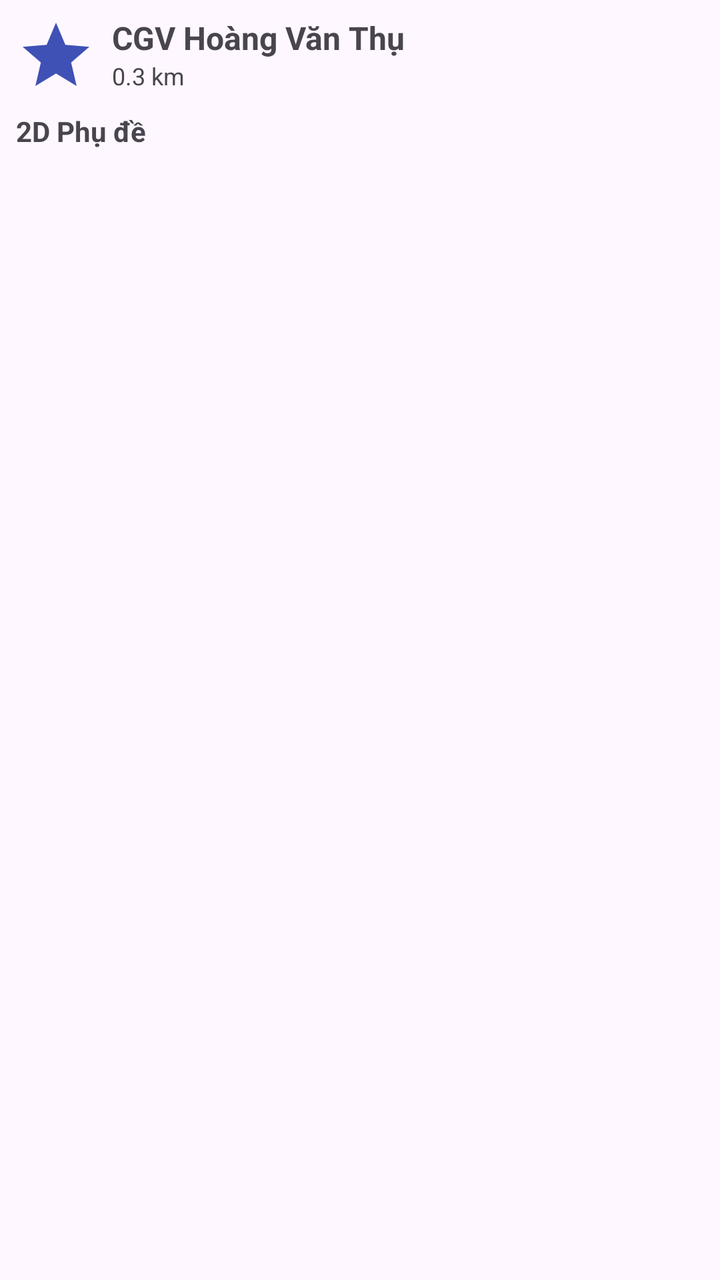
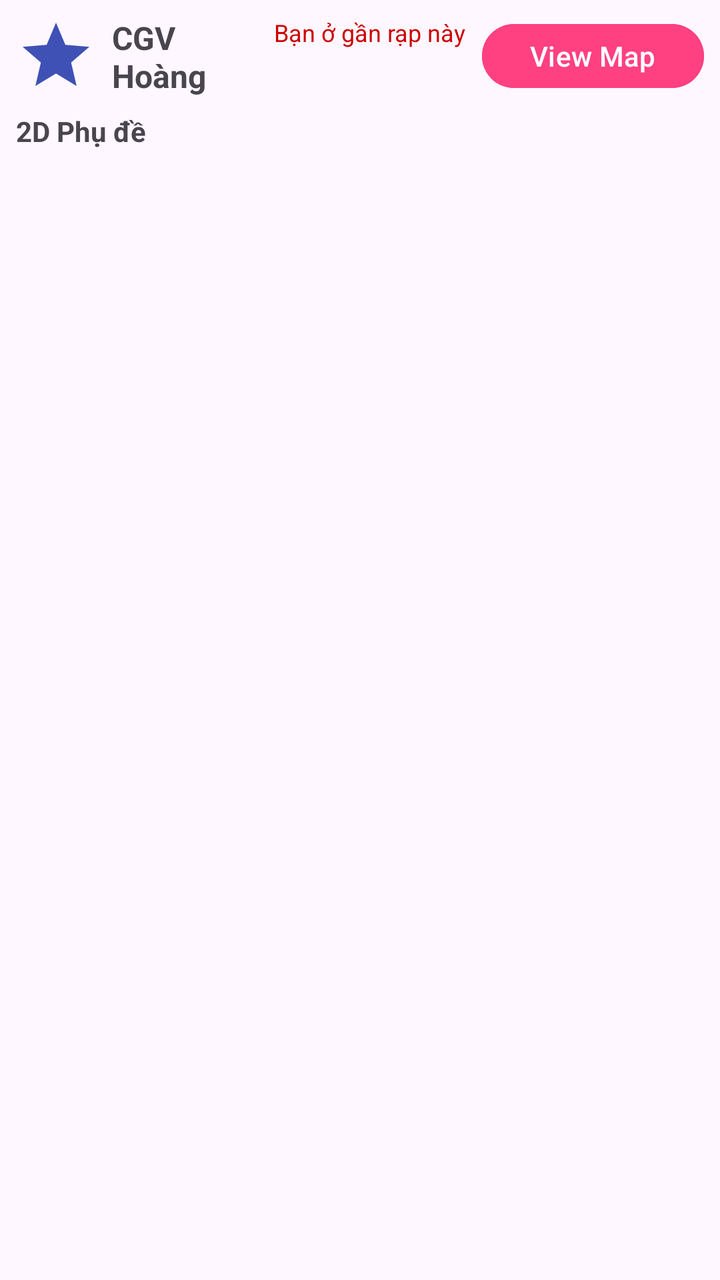

An Android layout rendered at two revisions. The XML below is the earlier revision; the diff shows what the commit changed to produce the second picture.
<!-- AndroidManifest.xml: application theme Theme.PRM392G2MovieBookingMobileApp -->
<!-- res/layout/item_theatre.xml -->
<LinearLayout
    xmlns:android="http://schemas.android.com/apk/res/android"
    android:layout_width="match_parent"
    android:layout_height="wrap_content"
    android:orientation="vertical"
    android:padding="8dp">

    
    <LinearLayout
        android:layout_width="match_parent"
        android:layout_height="wrap_content"
        android:orientation="horizontal">

        
        <ImageView
            android:id="@+id/imgTheatreLogo"
            android:layout_width="40dp"
            android:layout_height="40dp"
            android:src="@drawable/ic_cinestar_logo"
            android:contentDescription="Theatre Logo" />

        
        <LinearLayout
            android:layout_width="wrap_content"
            android:layout_height="match_parent"
            android:orientation="vertical"
            android:layout_marginStart="8dp">

            <TextView
                android:id="@+id/tvTheatreName"
                android:layout_width="wrap_content"
                android:layout_height="wrap_content"
                android:text="CGV Hoàng Văn Thụ"
                android:textStyle="bold"
                android:textSize="16sp" />

            <TextView
                android:id="@+id/tvDistance"
                android:layout_width="wrap_content"
                android:layout_height="wrap_content"
                android:text="0.3 km"
                android:textSize="12sp" />

        </LinearLayout>

        
        <TextView
            android:id="@+id/tvNearYou"
            android:layout_width="wrap_content"
            android:layout_height="wrap_content"
            android:text="Bạn ở gần rạp này"
            android:visibility="gone"
            android:textSize="12sp"
            android:layout_gravity="center_vertical"
            android:layout_marginStart="8dp"
            android:textColor="@android:color/holo_red_dark" />
    </LinearLayout>

    
    <TextView
        android:id="@+id/tvFormatLabel"
        android:layout_width="wrap_content"
        android:layout_height="wrap_content"
        android:text="2D Phụ đề"
        android:textStyle="bold"
        android:textSize="14sp"
        android:layout_marginTop="8dp" />

    
    <androidx.recyclerview.widget.RecyclerView
        android:id="@+id/rvShowtimes"
        android:layout_width="match_parent"
        android:layout_height="wrap_content"
        android:layout_marginTop="4dp" />

</LinearLayout>
<!-- resources referenced by this layout -->
<resources>
  <!-- drawable ic_cinestar_logo (drawable) -->
  <vector xmlns:android="http://schemas.android.com/apk/res/android"
      android:width="24dp"
      android:height="24dp"
      android:viewportWidth="24"
      android:viewportHeight="24">
      <path
          android:fillColor="#3F51B5"
          android:pathData="M12,17.27L18.18,21l-1.64,-7.03L22,9.24l-7.19,-0.61L12,2 9.19,8.63 2,9.24l5.46,4.73L5.82,21z"/>
  </vector>
  <style name="Theme.PRM392G2MovieBookingMobileApp" parent="Base.Theme.PRM392G2MovieBookingMobileApp" />
  <style name="Base.Theme.PRM392G2MovieBookingMobileApp" parent="Theme.Material3.DayNight.NoActionBar">
          
          
      </style>
</resources>

<!-- the commit's change to res/layout/item_theatre.xml (unified diff, before → after) -->
@@ -24,7 +24,8 @@
             android:layout_width="wrap_content"
             android:layout_height="match_parent"
             android:orientation="vertical"
-            android:layout_marginStart="8dp">
+            android:layout_marginStart="8dp"
+            android:layout_weight="4">
 
             <TextView
                 android:id="@+id/tvTheatreName"
@@ -42,18 +43,32 @@
                 android:textSize="12sp" />
 
         </LinearLayout>
-
         
         <TextView
             android:id="@+id/tvNearYou"
             android:layout_width="wrap_content"
             android:layout_height="wrap_content"
             android:text="Bạn ở gần rạp này"
-            android:visibility="gone"
+            android:visibility="visible"
             android:textSize="12sp"
-            android:layout_gravity="center_vertical"
+            android:layout_gravity="top"
             android:layout_marginStart="8dp"
+            android:layout_marginEnd="8dp"
             android:textColor="@android:color/holo_red_dark" />
+        <LinearLayout
+            android:layout_width="wrap_content"
+            android:layout_height="match_parent"
+            >
+            
+            <Button
+                android:id="@+id/btnShowMap"
+                android:layout_width="wrap_content"
+                android:layout_height="match_parent"
+                android:text="View Map"
+                android:backgroundTint="@color/colorPrimary"/>
+        </LinearLayout>
+
+
     </LinearLayout>
 
     
<!-- resource entries referenced after the edit -->
@@ -1,5 +1,6 @@
 <!-- resources referenced by this layout -->
 <resources>
+  <color name="colorPrimary">#FF4081</color>
   <!-- drawable ic_cinestar_logo (drawable) -->
   <vector xmlns:android="http://schemas.android.com/apk/res/android"
       android:width="24dp"
